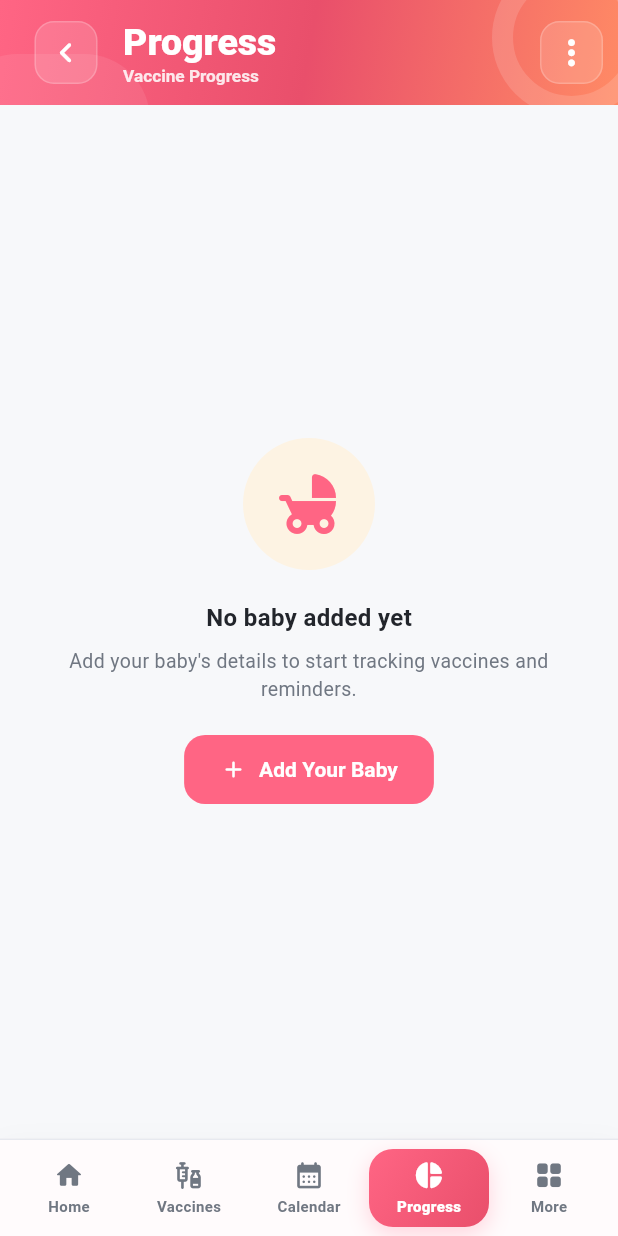
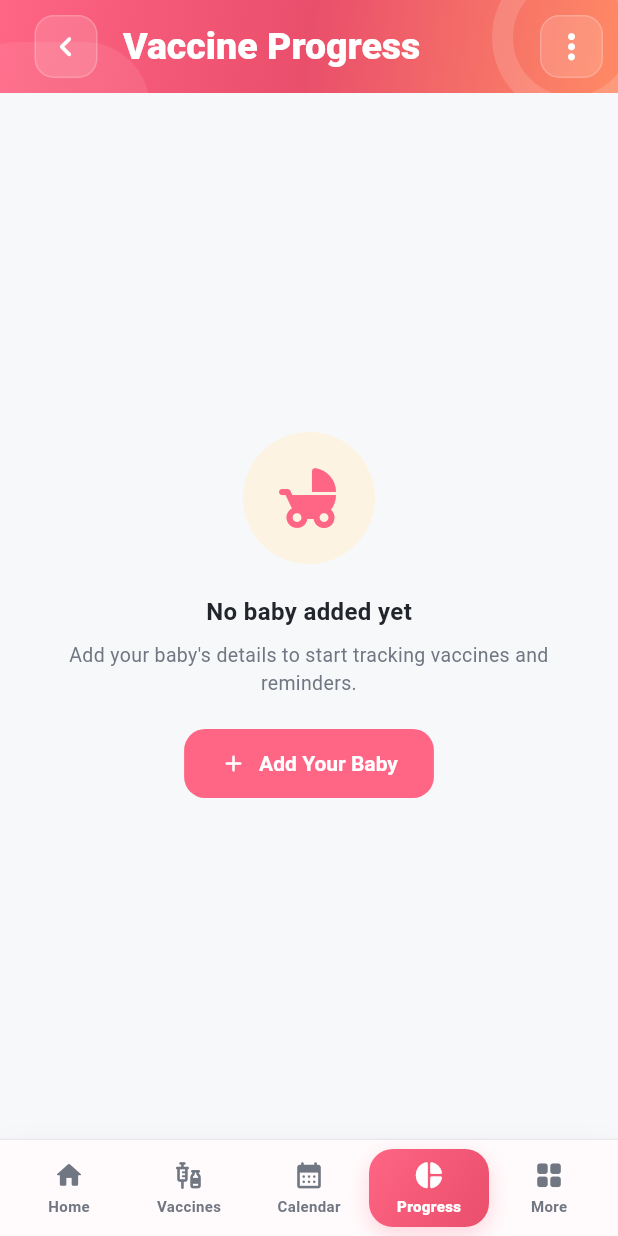
Before and after one commit to RensithUdara/Baby-Bloom-Mobile-Application, a Flutter app: the screen it shows once a user with an empty profile is signed in, item 4 of the bottom bar chosen, on a phone screen of 412 x 824 dp. Run offline on Flutter 3.47's test engine with Material 3 defaults, Android fonts, the phone set to English and light mode, and no system bars; our stand-ins replace cloud_firestore, file_picker, firebase_analytics, firebase_auth, firebase_core, firebase_messaging and 5 more; accounts and stored records are empty; generated files the repository leaves out were written again; statements that could not run were skipped.

Commit message:
feat: Simplify app bar titles across multiple screens for consistency

```diff
--- a/lib/screens/add_baby_screen.dart
+++ b/lib/screens/add_baby_screen.dart
@@ -129,10 +129,7 @@ class _AddBabyScreenState extends State<AddBabyScreen> {
 
     return Scaffold(
       backgroundColor: AppColors.background,
-      appBar: AppTopBar(
-        title: widget.isEditing ? l10n.editBaby : l10n.addBaby,
-        subtitle: l10n.basicDetails,
-      ),
+      appBar: AppTopBar(title: widget.isEditing ? l10n.editBaby : l10n.addBaby),
       body: SafeArea(
         child: Form(
           key: _formKey,
--- a/lib/screens/baby_profile_screen.dart
+++ b/lib/screens/baby_profile_screen.dart
@@ -95,8 +95,7 @@ class _BabyProfileScreenState extends State<BabyProfileScreen> {
     return Scaffold(
       backgroundColor: AppColors.background,
       appBar: AppTopBar(
-        title: l10n.babyProfile,
-        subtitle: _baby?.name,
+        title: _baby == null ? l10n.babyProfile : '${_baby!.name} Profile',
         actions: [
           AppBarActionButton(
             icon: Icons.edit_rounded,
--- a/lib/screens/calendar_screen.dart
+++ b/lib/screens/calendar_screen.dart
@@ -271,10 +271,7 @@ class _CalendarScreenState extends State<CalendarScreen> {
   Widget build(BuildContext context) {
     return Scaffold(
       backgroundColor: AppColors.background,
-      appBar: AppTopBar(
-        title: context.l10n.calendar,
-        subtitle: context.l10n.upcomingEvents,
-      ),
+      appBar: AppTopBar(title: context.l10n.calendar),
       body: _loading
           ? Center(child: CircularProgressIndicator(color: AppColors.primary))
           : _baby == null
--- a/lib/screens/home_screen.dart
+++ b/lib/screens/home_screen.dart
@@ -62,8 +62,9 @@ class _HomeScreenState extends State<HomeScreen> {
       backgroundColor: AppColors.background,
       appBar: AppTopBar(
         title: 'BabyBloom',
-        subtitle: context.l10n.ammaGreeting,
         showBack: false,
+        centerTitle: true,
+        homeStyle: true,
         actions: [
           AppBarActionButton(
             icon: Icons.notifications_none_rounded,
--- a/lib/screens/more_screen.dart
+++ b/lib/screens/more_screen.dart
@@ -52,11 +52,7 @@ class _MoreScreenState extends State<MoreScreen> {
 
     return Scaffold(
       backgroundColor: AppColors.background,
-      appBar: AppTopBar(
-        title: l10n.more,
-        subtitle: l10n.settings,
-        showBack: false,
-      ),
+      appBar: AppTopBar(title: l10n.more, showBack: false),
       body: _loading
           ? Center(child: CircularProgressIndicator(color: AppColors.primary))
           : SafeArea(
--- a/lib/screens/mother_profile_screen.dart
+++ b/lib/screens/mother_profile_screen.dart
@@ -75,10 +75,7 @@ class _MotherProfileScreenState extends State<MotherProfileScreen> {
   Widget build(BuildContext context) {
     return Scaffold(
       backgroundColor: AppColors.background,
-      appBar: AppTopBar(
-        title: context.l10n.motherProfile,
-        subtitle: context.l10n.mohArea,
-      ),
+      appBar: AppTopBar(title: context.l10n.motherProfile),
       body: SafeArea(
         child: loading
             ? const Center(child: CircularProgressIndicator())
--- a/lib/screens/progress_screen.dart
+++ b/lib/screens/progress_screen.dart
@@ -55,8 +55,7 @@ class _ProgressScreenState extends State<ProgressScreen> {
     return Scaffold(
       backgroundColor: AppColors.background,
       appBar: AppTopBar(
-        title: l10n.progress,
-        subtitle: l10n.vaccineProgress,
+        title: l10n.vaccineProgress,
         actions: [
           AppBarActionButton(
             tooltip: 'Options',
--- a/lib/screens/settings_screen.dart
+++ b/lib/screens/settings_screen.dart
@@ -112,7 +112,7 @@ class _SettingsScreenState extends State<SettingsScreen> {
 
     return Scaffold(
       backgroundColor: AppColors.background,
-      appBar: AppTopBar(title: l10n.settings, subtitle: l10n.language),
+      appBar: AppTopBar(title: l10n.settings),
       body: SafeArea(
         child: _loading
             ? Center(child: CircularProgressIndicator(color: AppColors.primary))
--- a/lib/screens/vaccine_details_screen.dart
+++ b/lib/screens/vaccine_details_screen.dart
@@ -47,10 +47,7 @@ class _VaccineDetailsScreenState extends State<VaccineDetailsScreen> {
     final isCompleted = status == VaccineStatus.completed;
     return Scaffold(
       backgroundColor: AppColors.background,
-      appBar: AppTopBar(
-        title: context.l10n.vaccineDetails,
-        subtitle: _vaccine.vaccineName,
-      ),
+      appBar: AppTopBar(title: _vaccine.vaccineName),
       body: SafeArea(
         child: ListView(
           padding: const EdgeInsets.all(20),
--- a/lib/screens/vaccines_screen.dart
+++ b/lib/screens/vaccines_screen.dart
@@ -79,8 +79,7 @@ class _VaccinesScreenState extends State<VaccinesScreen> {
     return Scaffold(
       backgroundColor: AppColors.background,
       appBar: AppTopBar(
-        title: l10n.vaccines,
-        subtitle: _baby?.name,
+        title: _baby == null ? l10n.vaccines : '${_baby!.name} Vaccines',
         onBack: () {
           if (Navigator.of(context).canPop()) {
             Navigator.of(context).pop();
--- a/lib/widgets/app_top_bar.dart
+++ b/lib/widgets/app_top_bar.dart
@@ -6,6 +6,7 @@ class AppTopBar extends StatelessWidget implements PreferredSizeWidget {
   final String? subtitle;
   final bool showBack;
   final bool centerTitle;
+  final bool homeStyle;
   final List<Widget>? actions;
   final VoidCallback? onBack;
 
@@ -15,12 +16,13 @@ class AppTopBar extends StatelessWidget implements PreferredSizeWidget {
     this.subtitle,
     this.showBack = true,
     this.centerTitle = false,
+    this.homeStyle = false,
     this.actions,
     this.onBack,
   });
 
   @override
-  Size get preferredSize => Size.fromHeight(subtitle == null ? 62 : 70);
+  Size get preferredSize => const Size.fromHeight(62);
 
   @override
   Widget build(BuildContext context) {
@@ -92,10 +94,51 @@ class AppTopBar extends StatelessWidget implements PreferredSizeWidget {
           : null,
       centerTitle: centerTitle,
       titleSpacing: showBack ? 10 : 16,
-      title: Row(
+      title: homeStyle ? _HomeTitle(title: title) : _PageTitle(title: title),
+      actions: actions == null
+          ? null
+          : [
+              for (final action in actions!)
+                Padding(
+                  padding: const EdgeInsets.only(right: 10),
+                  child: action,
+                ),
+            ],
+    );
+  }
+}
+
+class _PageTitle extends StatelessWidget {
+  final String title;
+
+  const _PageTitle({required this.title});
+
+  @override
+  Widget build(BuildContext context) {
+    return Text(
+      title,
+      maxLines: 1,
+      overflow: TextOverflow.ellipsis,
+      style: const TextStyle(
+        color: Colors.white,
+        fontSize: 25,
+        fontWeight: FontWeight.w900,
+      ),
+    );
+  }
+}
+
+class _HomeTitle extends StatelessWidget {
+  final String title;
+
+  const _HomeTitle({required this.title});
+
+  @override
+  Widget build(BuildContext context) {
+    return Row(
       mainAxisSize: MainAxisSize.min,
+      mainAxisAlignment: MainAxisAlignment.center,
       children: [
-          if (!showBack) ...[
         Container(
           width: 38,
           height: 38,
@@ -113,50 +156,18 @@ class AppTopBar extends StatelessWidget implements PreferredSizeWidget {
           ),
           child: Image.asset('assets/images/logo.png', fit: BoxFit.contain),
         ),
-            const SizedBox(width: 12),
-          ],
-          Expanded(
-            child: Column(
-              mainAxisSize: MainAxisSize.min,
-              crossAxisAlignment: centerTitle
-                  ? CrossAxisAlignment.center
-                  : CrossAxisAlignment.start,
-              children: [
-                Text(
+        const SizedBox(width: 10),
+        Flexible(
+          child: Text(
             title,
             maxLines: 1,
             overflow: TextOverflow.ellipsis,
             style: const TextStyle(
               color: Colors.white,
-                    fontSize: 25,
+              fontSize: 24,
               fontWeight: FontWeight.w900,
             ),
           ),
-                if (subtitle != null) ...[
-                  const SizedBox(height: 1),
-                  Text(
-                    subtitle!,
-                    maxLines: 1,
-                    overflow: TextOverflow.ellipsis,
-                    style: TextStyle(
-                      color: Colors.white.withValues(alpha: 0.86),
-                      fontSize: 11.5,
-                      fontWeight: FontWeight.w700,
-                    ),
-                  ),
-                ],
-              ],
-            ),
-          ),
-        ],
-      ),
-      actions: actions == null
-          ? null
-          : [
-              for (final action in actions!)
-                Padding(
-                  padding: const EdgeInsets.only(right: 10),
-                  child: action,
         ),
       ],
     );
```
Lines whose indentation alone changed are shown as unchanged.
